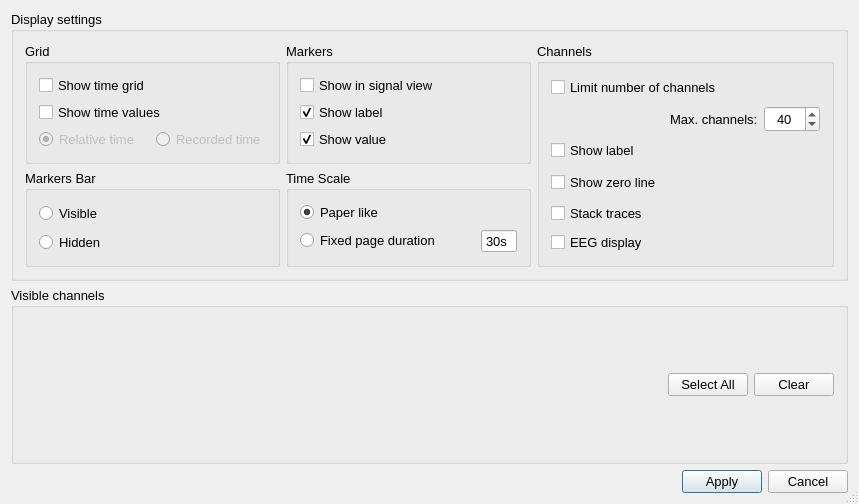
Above: src/Widgets/SignalView/AwViewSettingsUi.ui from HIP-infrastructure/anywave-code before the change. Below: the same form after it.
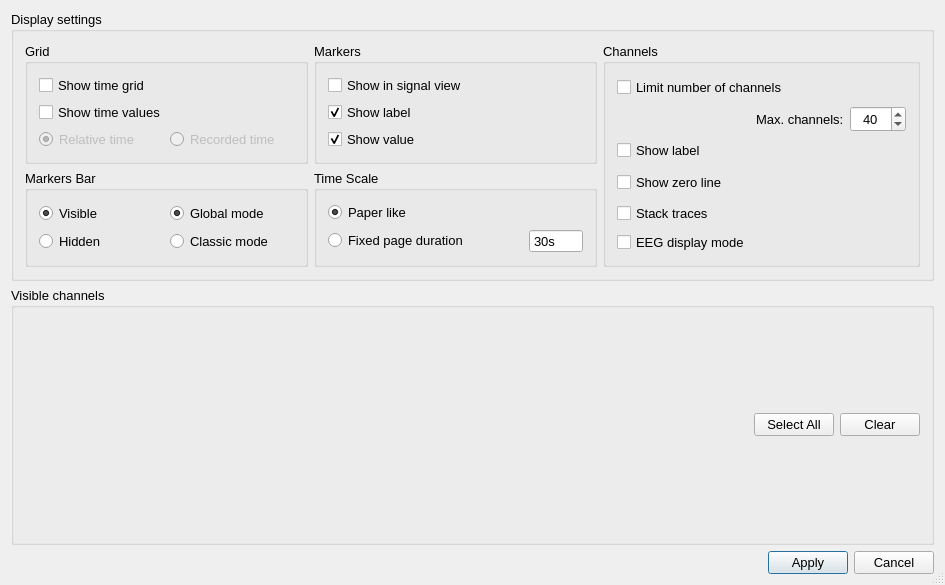
That is the form after the change. Icons and pictures are not drawn.

```diff
--- a/src/Widgets/SignalView/AwViewSettingsUi.ui
+++ b/src/Widgets/SignalView/AwViewSettingsUi.ui
@@ -9,8 +9,8 @@
    <rect>
     <x>0</x>
     <y>0</y>
-    <width>859</width>
-    <height>504</height>
+    <width>945</width>
+    <height>585</height>
    </rect>
   </property>
   <property name="font">
@@ -32,8 +32,8 @@
   <property name="modal">
    <bool>true</bool>
   </property>
-  <layout class="QGridLayout" name="gridLayout_6">
-   <item row="0" column="0">
+  <layout class="QVBoxLayout" name="verticalLayout_2">
+   <item>
     <widget class="QGroupBox" name="groupBox">
      <property name="sizePolicy">
       <sizepolicy hsizetype="Expanding" vsizetype="Expanding">
@@ -44,7 +44,7 @@
      <property name="title">
       <string>Display settings</string>
      </property>
-     <layout class="QGridLayout" name="gridLayout_7">
+     <layout class="QGridLayout" name="gridLayout_6">
       <item row="0" column="0">
        <widget class="QGroupBox" name="Grid">
         <property name="sizePolicy">
@@ -163,33 +163,14 @@
          <string>Channels</string>
         </property>
         <layout class="QGridLayout" name="gridLayout">
-         <item row="2" column="0" colspan="3">
-          <widget class="QCheckBox" name="checkChanName">
-           <property name="sizePolicy">
-            <sizepolicy hsizetype="Minimum" vsizetype="Preferred">
-             <horstretch>0</horstretch>
-             <verstretch>0</verstretch>
-            </sizepolicy>
-           </property>
+         <item row="5" column="0">
+          <widget class="QCheckBox" name="checkEEGDisplay">
            <property name="text">
-            <string>Show label</string>
+            <string>EEG display mode</string>
            </property>
           </widget>
          </item>
-         <item row="4" column="0" colspan="2">
-          <widget class="QCheckBox" name="checkOverlay">
-           <property name="sizePolicy">
-            <sizepolicy hsizetype="Minimum" vsizetype="Preferred">
-             <horstretch>0</horstretch>
-             <verstretch>0</verstretch>
-            </sizepolicy>
-           </property>
-           <property name="text">
-            <string>Stack traces</string>
-           </property>
-          </widget>
-         </item>
-         <item row="0" column="0" colspan="3">
+         <item row="0" column="0" colspan="2">
           <widget class="QCheckBox" name="checkLimit">
            <property name="sizePolicy">
             <sizepolicy hsizetype="Minimum" vsizetype="Preferred">
@@ -209,6 +190,45 @@
            </property>
           </widget>
          </item>
+         <item row="2" column="0">
+          <widget class="QCheckBox" name="checkChanName">
+           <property name="sizePolicy">
+            <sizepolicy hsizetype="Minimum" vsizetype="Preferred">
+             <horstretch>0</horstretch>
+             <verstretch>0</verstretch>
+            </sizepolicy>
+           </property>
+           <property name="text">
+            <string>Show label</string>
+           </property>
+          </widget>
+         </item>
+         <item row="3" column="0">
+          <widget class="QCheckBox" name="checkBaseLine">
+           <property name="sizePolicy">
+            <sizepolicy hsizetype="Minimum" vsizetype="Preferred">
+             <horstretch>0</horstretch>
+             <verstretch>0</verstretch>
+            </sizepolicy>
+           </property>
+           <property name="text">
+            <string>Show zero line</string>
+           </property>
+          </widget>
+         </item>
+         <item row="4" column="0">
+          <widget class="QCheckBox" name="checkOverlay">
+           <property name="sizePolicy">
+            <sizepolicy hsizetype="Minimum" vsizetype="Preferred">
+             <horstretch>0</horstretch>
+             <verstretch>0</verstretch>
+            </sizepolicy>
+           </property>
+           <property name="text">
+            <string>Stack traces</string>
+           </property>
+          </widget>
+         </item>
          <item row="1" column="2">
           <widget class="QSpinBox" name="sbNbChan">
            <property name="sizePolicy">
@@ -231,39 +251,6 @@
            </property>
           </widget>
          </item>
-         <item row="3" column="0" colspan="2">
-          <widget class="QCheckBox" name="checkBaseLine">
-           <property name="sizePolicy">
-            <sizepolicy hsizetype="Minimum" vsizetype="Preferred">
-             <horstretch>0</horstretch>
-             <verstretch>0</verstretch>
-            </sizepolicy>
-           </property>
-           <property name="text">
-            <string>Show zero line</string>
-           </property>
-          </widget>
-         </item>
-         <item row="1" column="0">
-          <spacer name="horizontalSpacer_2">
-           <property name="orientation">
-            <enum>Qt::Horizontal</enum>
-           </property>
-           <property name="sizeHint" stdset="0">
-            <size>
-             <width>122</width>
-             <height>20</height>
-            </size>
-           </property>
-          </spacer>
-         </item>
-         <item row="5" column="0">
-          <widget class="QCheckBox" name="checkEEGDisplay">
-           <property name="text">
-            <string>EEG display</string>
-           </property>
-          </widget>
-         </item>
         </layout>
        </widget>
       </item>
@@ -293,6 +280,25 @@
            <property name="text">
             <string>Visible</string>
            </property>
+           <property name="checked">
+            <bool>true</bool>
+           </property>
+           <attribute name="buttonGroup">
+            <string notr="true">buttonGroupMarkerBarVisible</string>
+           </attribute>
+          </widget>
+         </item>
+         <item row="0" column="1">
+          <widget class="QRadioButton" name="radioGlobalMode">
+           <property name="text">
+            <string>Global mode</string>
+           </property>
+           <property name="checked">
+            <bool>true</bool>
+           </property>
+           <attribute name="buttonGroup">
+            <string notr="true">buttonGroupMarkerBarMode</string>
+           </attribute>
           </widget>
          </item>
          <item row="1" column="0">
@@ -306,6 +312,19 @@
            <property name="text">
             <string>Hidden</string>
            </property>
+           <attribute name="buttonGroup">
+            <string notr="true">buttonGroupMarkerBarVisible</string>
+           </attribute>
+          </widget>
+         </item>
+         <item row="1" column="1">
+          <widget class="QRadioButton" name="radioClassicMode">
+           <property name="text">
+            <string>Classic mode</string>
+           </property>
+           <attribute name="buttonGroup">
+            <string notr="true">buttonGroupMarkerBarMode</string>
+           </attribute>
           </widget>
          </item>
         </layout>
@@ -385,7 +404,7 @@
      </layout>
     </widget>
    </item>
-   <item row="1" column="0">
+   <item>
     <widget class="QGroupBox" name="groupBox_3">
      <property name="sizePolicy">
       <sizepolicy hsizetype="Expanding" vsizetype="Expanding">
@@ -442,7 +461,7 @@
      </layout>
     </widget>
    </item>
-   <item row="2" column="0">
+   <item>
     <layout class="QHBoxLayout" name="horizontalLayout">
      <item>
       <spacer name="horizontalSpacer">
```
Left out of the diff: 4 changed lines with no effect on the pictures.
